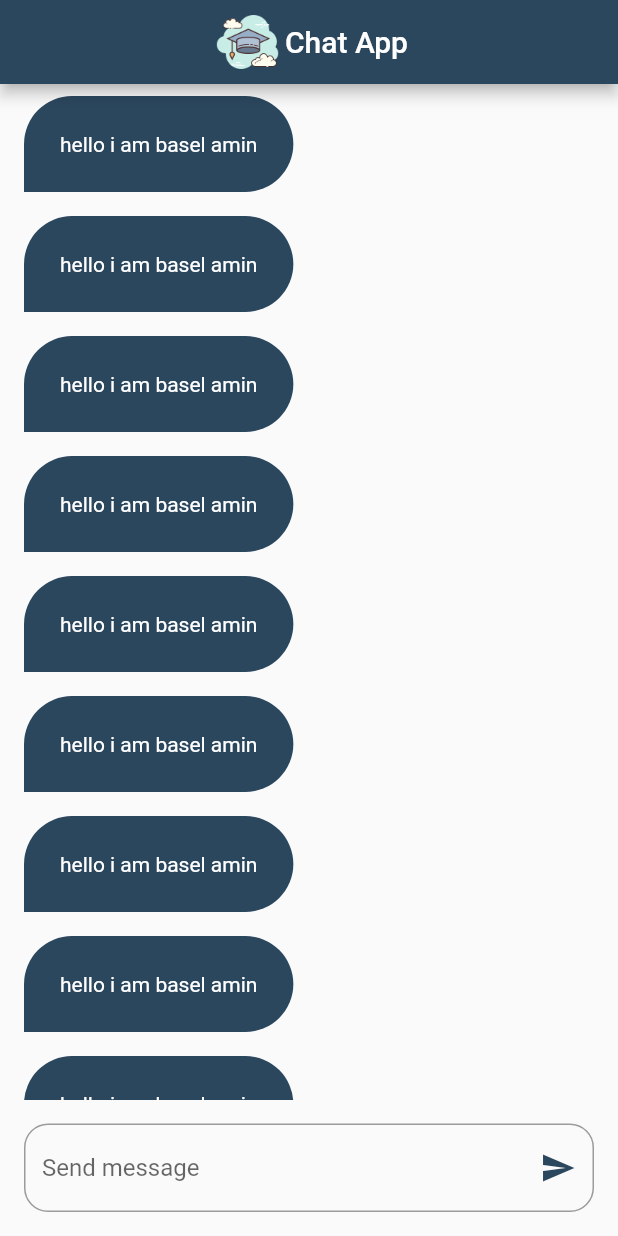
After one commit to BaselAmin1/chat_app, a Flutter app: the ChatScreen screen opened by its route, on a phone screen of 412 x 824 dp. The commit adds this screen. Run offline on Flutter 3.47's test engine with Material 2 defaults, Android fonts, the phone set to English and light mode, and no system bars; our stand-ins replace firebase_auth, firebase_core, modal_progress_hud_nsn; accounts and stored records are empty.

Commit message:
chat screen ui

```diff
--- a/lib/constants.dart
+++ b/lib/constants.dart
@@ -1,3 +1,5 @@
 import 'package:flutter/material.dart';
 
 const kPrimaryColor = Color(0xff2B475E);
+
+const kLogo = 'assets/images/scholar.png';
--- a/lib/main.dart
+++ b/lib/main.dart
@@ -1,4 +1,5 @@
 import 'package:chat_app/firebase_options.dart';
+import 'package:chat_app/screens/chat_screen.dart';
 import 'package:chat_app/screens/login_screen.dart';
 import 'package:chat_app/screens/register_screen.dart';
 import 'package:firebase_core/firebase_core.dart';
@@ -21,10 +22,11 @@ class MyApp extends StatelessWidget {
       debugShowCheckedModeBanner: false,
       title: 'Chat App',
       routes: {
-        'LoginScreen': (context) => LoginScreen(),
+        LoginScreen.id: (context) => LoginScreen(),
         RegisterScreen.id: (context) => RegisterScreen(),
+        ChatScreen.id: (context) => ChatScreen(),
       },
-      initialRoute: 'LoginScreen',
+      initialRoute:  LoginScreen.id,
     );
   }
 }
--- /dev/null
+++ b/lib/screens/chat_screen.dart
@@ -0,0 +1,60 @@
+import 'package:chat_app/constants.dart';
+import 'package:chat_app/widgets/chat_buble.dart';
+import 'package:flutter/material.dart';
+
+class ChatScreen extends StatelessWidget {
+  const ChatScreen({super.key});
+
+  static String id = 'ChatScreen';
+  @override
+  Widget build(BuildContext context) {
+    return Scaffold(
+      appBar: AppBar(
+        title: Row(
+          mainAxisAlignment: MainAxisAlignment.center,
+          children: [
+            Image.asset(
+              kLogo,
+              height: 50,
+            ),
+            const Text('Chat App'),
+          ],
+        ),
+        backgroundColor: kPrimaryColor,
+        centerTitle: true,
+        automaticallyImplyLeading: false,
+      ),
+      body: Column(
+        children: [
+          Expanded(
+            child: ListView.builder(
+              itemBuilder: ((context, index) {
+                return const ChatBuble();
+              }),
+            ),
+          ),
+          Padding(
+            padding: const EdgeInsets.all(16.0),
+            child: TextField(
+              decoration: InputDecoration(
+                hintText: 'Send message',
+                suffixIcon: Icon(
+                  Icons.send,
+                  color: kPrimaryColor,
+                ),
+                border: OutlineInputBorder(
+                  borderRadius: BorderRadius.circular(
+                    16,
+                  ),
+                  borderSide: const BorderSide(
+                    color: kPrimaryColor,
+                  ),
+                ),
+              ),
+            ),
+          ),
+        ],
+      ),
+    );
+  }
+}
--- a/lib/screens/login_screen.dart
+++ b/lib/screens/login_screen.dart
@@ -1,5 +1,6 @@
 import 'package:chat_app/constants.dart';
 import 'package:chat_app/helper/show_snack_bar.dart';
+import 'package:chat_app/screens/chat_screen.dart';
 import 'package:chat_app/screens/register_screen.dart';
 import 'package:chat_app/widgets/custom_button.dart';
 import 'package:chat_app/widgets/custom_text_form_field.dart';
@@ -9,7 +10,7 @@ import 'package:modal_progress_hud_nsn/modal_progress_hud_nsn.dart';
 
 class LoginScreen extends StatefulWidget {
   LoginScreen({super.key});
-
+  static String id = 'LoginScreen';
   @override
   State<LoginScreen> createState() => _LoginScreenState();
 }
@@ -37,7 +38,7 @@ class _LoginScreenState extends State<LoginScreen> {
               const Spacer(
                 flex: 2,
               ),
-              Image.asset('assets/images/scholar.png'),
+              Image.asset(kLogo),
               const Text(
                 'Chat App',
                 style: TextStyle(
@@ -87,7 +88,7 @@ class _LoginScreenState extends State<LoginScreen> {
                     setState(() {});
                     try {
                       await loginUser();
-                      showSnackBar(context, 'Login success');
+                      Navigator.pushNamed(context, ChatScreen.id);
                     } on FirebaseAuthException catch (e) {
                       if (e.code == 'user-not-found') {
                         showSnackBar(context, 'No user found for that email.');
--- a/lib/screens/register_screen.dart
+++ b/lib/screens/register_screen.dart
@@ -1,5 +1,6 @@
 import 'package:chat_app/constants.dart';
 import 'package:chat_app/helper/show_snack_bar.dart';
+import 'package:chat_app/screens/chat_screen.dart';
 import 'package:chat_app/widgets/custom_button.dart';
 import 'package:chat_app/widgets/custom_text_form_field.dart';
 import 'package:firebase_auth/firebase_auth.dart';
@@ -36,7 +37,7 @@ class _RegisterScreenState extends State<RegisterScreen> {
             key: formKey,
             child: ListView(children: [
               Image.asset(
-                'assets/images/scholar.png',
+                kLogo,
                 height: 200,
               ),
               Row(
@@ -107,7 +108,8 @@ class _RegisterScreenState extends State<RegisterScreen> {
                     setState(() {});
                     try {
                       await registerUser();
-                      showSnackBar(context, 'Register success');
+                      Navigator.pushNamed(context, ChatScreen.id);
+
                     } on FirebaseAuthException catch (e) {
                       if (e.code == 'weak-password') {
                         showSnackBar(
--- /dev/null
+++ b/lib/widgets/chat_buble.dart
@@ -0,0 +1,37 @@
+import 'package:chat_app/constants.dart';
+import 'package:flutter/material.dart';
+
+class ChatBuble extends StatelessWidget {
+  const ChatBuble({
+    Key? key,
+  }) : super(key: key);
+
+  @override
+  Widget build(BuildContext context) {
+    return Align(
+      alignment: Alignment.centerLeft,
+      child: Container(
+        padding:
+            const EdgeInsets.only(left: 24, top: 24, bottom: 24, right: 24),
+        margin: const EdgeInsets.symmetric(
+          horizontal: 16,
+          vertical: 8,
+        ),
+        decoration: const BoxDecoration(
+          borderRadius: BorderRadius.only(
+            topLeft: Radius.circular(32),
+            topRight: Radius.circular(32),
+            bottomRight: Radius.circular(32),
+          ),
+          color: kPrimaryColor,
+        ),
+        child: const Text(
+          'hello i am basel amin',
+          style: TextStyle(
+            color: Colors.white,
+          ),
+        ),
+      ),
+    );
+  }
+}
```
Also changed, not shown: 5 other files.
